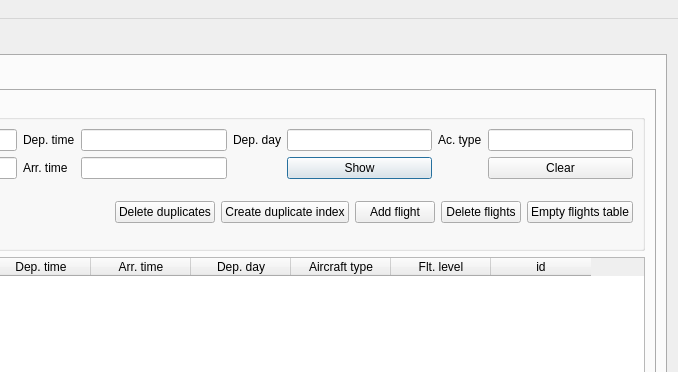
Before: the Qt Designer form ScheduleUi/MainWindow.ui in kantooon/ScheduleViewer, drawn with Qt 5; both pictures show x 443 to 1121 and y 0 to 372 of the 1121 by 838 pixel window.
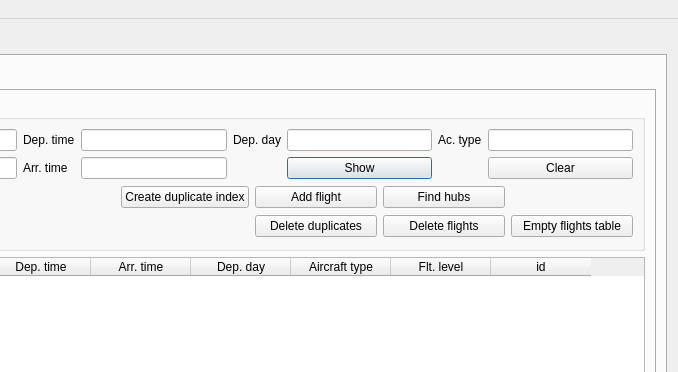
After: the same form once the commit is applied. Icons and pictures are not drawn.

Commit message: Added function to find hubs (airports with most departures) and bumped app version to 0.3

Diff of the .ui file:
```diff
--- a/ScheduleUi/MainWindow.ui
+++ b/ScheduleUi/MainWindow.ui
@@ -242,19 +242,8 @@
                   </layout>
                  </item>
                  <item row="1" column="1">
-                  <layout class="QHBoxLayout" name="horizontalLayout">
-                   <item>
-                    <widget class="QPushButton" name="deleteDuplicatesButton">
-                     <property name="text">
-                      <string>Delete duplicates</string>
-                     </property>
-                     <property name="icon">
-                      <iconset resource="../resources.qrc">
-                       <normaloff>:/icons/icons/application-exit.png</normaloff>:/icons/icons/application-exit.png</iconset>
-                     </property>
-                    </widget>
-                   </item>
-                   <item>
+                  <layout class="QGridLayout" name="gridLayout_11">
+                   <item row="0" column="1">
                     <widget class="QPushButton" name="findDupesButton">
                      <property name="text">
                       <string>Create duplicate index</string>
@@ -265,7 +254,7 @@
                      </property>
                     </widget>
                    </item>
-                   <item>
+                   <item row="0" column="2">
                     <widget class="QPushButton" name="addButton">
                      <property name="text">
                       <string>Add flight</string>
@@ -276,18 +265,7 @@
                      </property>
                     </widget>
                    </item>
-                   <item>
-                    <widget class="QPushButton" name="deleteButton">
-                     <property name="text">
-                      <string>Delete flights</string>
-                     </property>
-                     <property name="icon">
-                      <iconset resource="../resources.qrc">
-                       <normaloff>:/icons/icons/application-exit.png</normaloff>:/icons/icons/application-exit.png</iconset>
-                     </property>
-                    </widget>
-                   </item>
-                   <item>
+                   <item row="1" column="4">
                     <widget class="QPushButton" name="truncateButton">
                      <property name="text">
                       <string>Empty flights table</string>
@@ -298,6 +276,39 @@
                      </property>
                     </widget>
                    </item>
+                   <item row="1" column="2">
+                    <widget class="QPushButton" name="deleteDuplicatesButton">
+                     <property name="text">
+                      <string>Delete duplicates</string>
+                     </property>
+                     <property name="icon">
+                      <iconset resource="../resources.qrc">
+                       <normaloff>:/icons/icons/application-exit.png</normaloff>:/icons/icons/application-exit.png</iconset>
+                     </property>
+                    </widget>
+                   </item>
+                   <item row="1" column="3">
+                    <widget class="QPushButton" name="deleteButton">
+                     <property name="text">
+                      <string>Delete flights</string>
+                     </property>
+                     <property name="icon">
+                      <iconset resource="../resources.qrc">
+                       <normaloff>:/icons/icons/application-exit.png</normaloff>:/icons/icons/application-exit.png</iconset>
+                     </property>
+                    </widget>
+                   </item>
+                   <item row="0" column="3">
+                    <widget class="QPushButton" name="findHubsButton">
+                     <property name="text">
+                      <string>Find hubs</string>
+                     </property>
+                     <property name="icon">
+                      <iconset resource="../resources.qrc">
+                       <normaloff>:/icons/icons/application-x-siag.png</normaloff>:/icons/icons/application-x-siag.png</iconset>
+                     </property>
+                    </widget>
+                   </item>
                   </layout>
                  </item>
                 </layout>
```
The commit also changes 13 other files.
